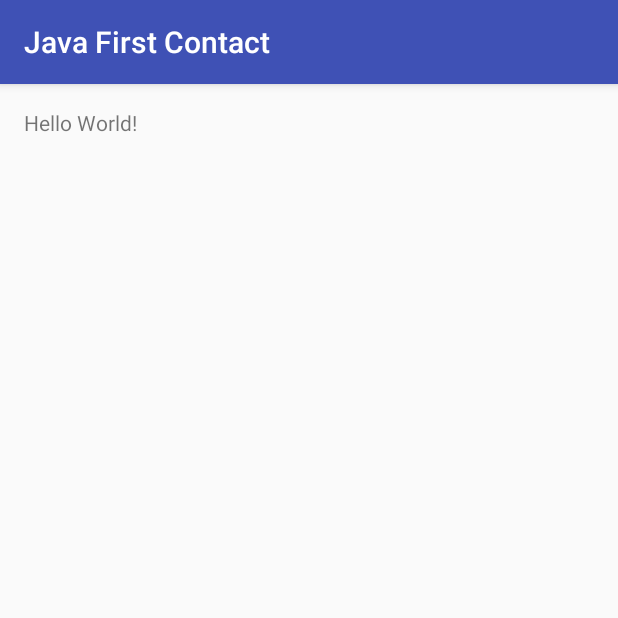
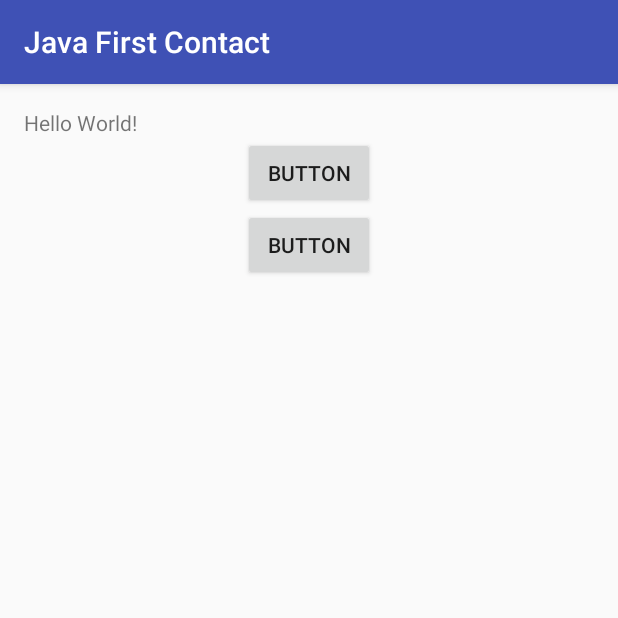
Before and after one commit to tywin1104/ICS4U1c201617JavaFirstContact, an Android app: the screen it shows after launch (MainActivity), on a phone screen of 412 x 824 dp, the top half of it. Run offline under Robolectric (Android 15) with nearby library versions, the phone set to English and light mode, and no system bars.

Commit message:
my second commit

```diff
--- a/app/src/main/res/layout/activity_main.xml
+++ b/app/src/main/res/layout/activity_main.xml
@@ -13,5 +13,24 @@
     <TextView
         android:layout_width="wrap_content"
         android:layout_height="wrap_content"
-        android:text="Hello World!" />
+        android:text="Hello World!"
+        android:id="@+id/textView2" />
+
+    <Button
+        android:text="Button"
+        android:layout_width="wrap_content"
+        android:layout_height="wrap_content"
+        android:id="@+id/button"
+        android:onClick="topClick"
+        android:layout_below="@+id/textView2"
+        android:layout_centerHorizontal="true" />
+
+    <Button
+        android:text="Button"
+        android:layout_width="wrap_content"
+        android:layout_height="wrap_content"
+        android:id="@+id/button2"
+        android:onClick="bottomClick"
+        android:layout_below="@+id/button"
+        android:layout_centerHorizontal="true" />
 </RelativeLayout>
```
Also changed, not shown: app/src/main/java/com/strobertchs/javafirstcontact/MainActivity.java (+17 -0 lines).
